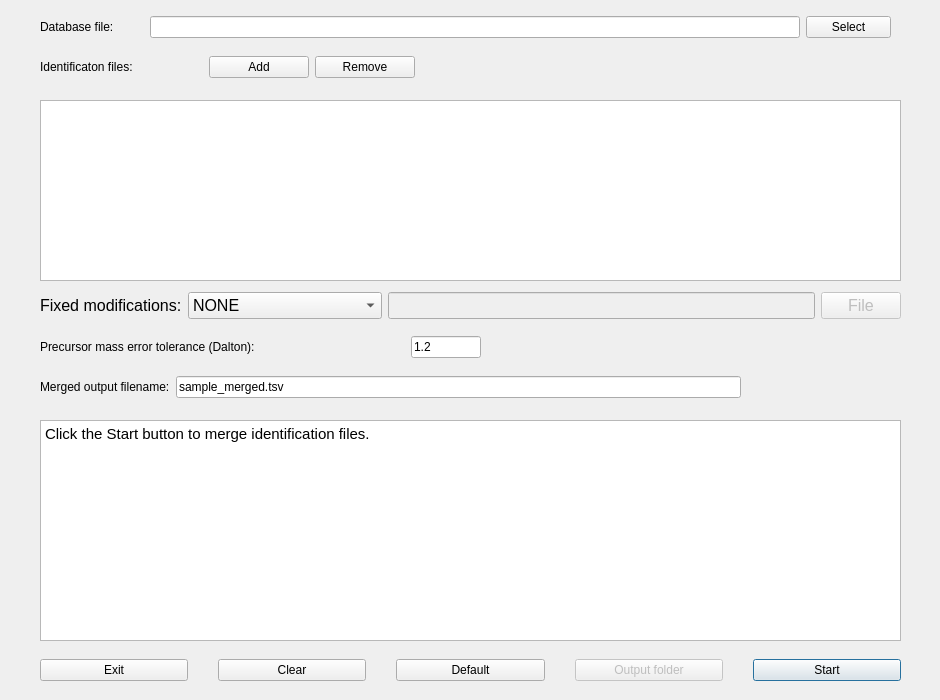
Qt form src/gui/topmerge/topmergedialog.ui (toppic-suite/toppic-suite) before a commit.
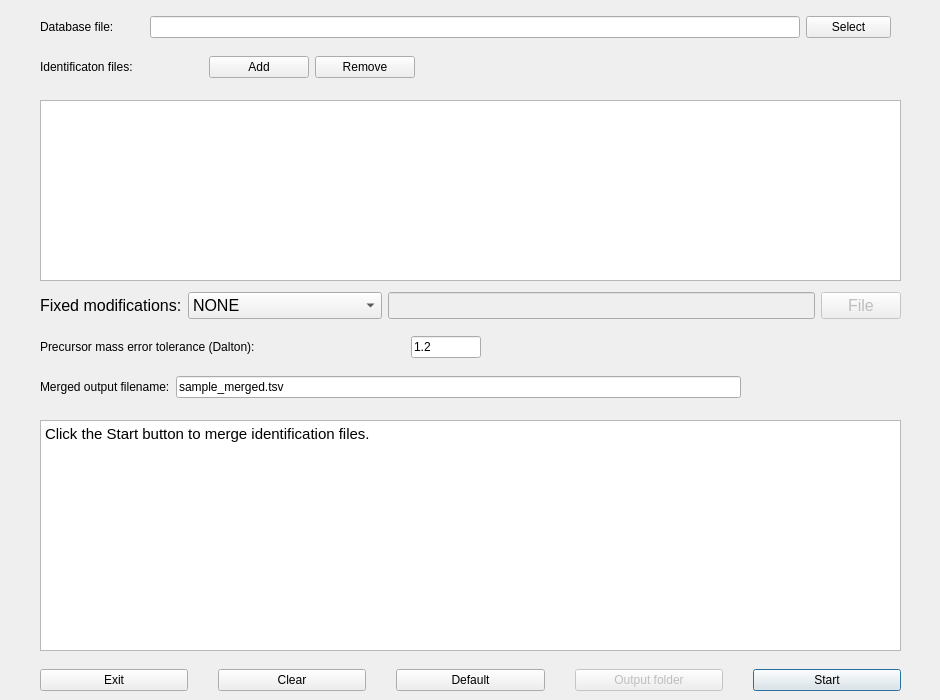
The same form after that commit. Icons and pictures are not drawn.

Commit message: Slightly adjust the gui

```diff
--- a/src/gui/topmerge/topmergedialog.ui
+++ b/src/gui/topmerge/topmergedialog.ui
@@ -143,7 +143,7 @@
    <property name="geometry">
     <rect>
      <x>40</x>
-     <y>650</y>
+     <y>660</y>
      <width>861</width>
      <height>41</height>
     </rect>
@@ -216,7 +216,7 @@
      <x>40</x>
      <y>420</y>
      <width>861</width>
-     <height>221</height>
+     <height>231</height>
     </rect>
    </property>
    <property name="html">
```
The commit also changes 2 other files.
